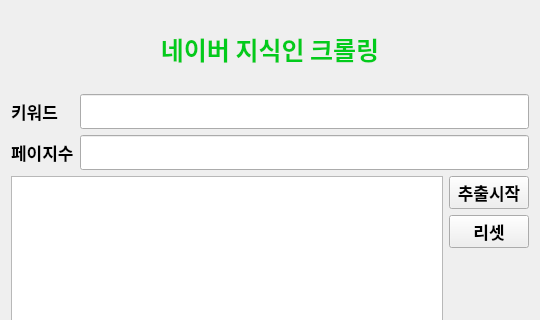
creedboygit/python-crawling, file 200 crawling-advanced/014 네이버 지식인 크롤링 ui/ui_naver_kin.ui: the form before one commit; both pictures show x 0 to 540 and y 0 to 320 of the 540 by 682 pixel window.
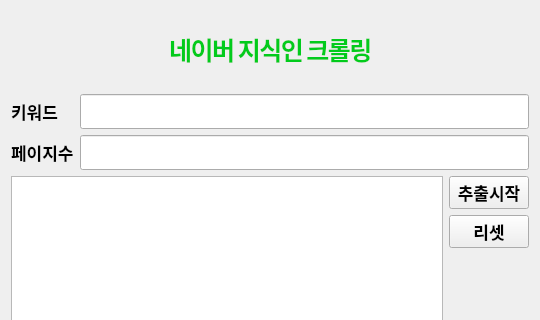
The form after the commit.

Commit message: 레이아웃 변경

```diff
--- a/200 crawling-advanced/014 네이버 지식인 크롤링 ui/ui_naver_kin.ui
+++ b/200 crawling-advanced/014 네이버 지식인 크롤링 ui/ui_naver_kin.ui
@@ -36,14 +36,18 @@
          <family>Malgun Gothic</family>
          <pointsize>19</pointsize>
          <bold>true</bold>
+         <kerning>true</kerning>
         </font>
        </property>
        <property name="text">
-        <string>&lt;html&gt;&lt;head/&gt;&lt;body&gt;&lt;p&gt;&lt;span style=&quot; color:#02cb1c;&quot;&gt;네이버 지식인 크롤링&lt;/span&gt;&lt;/p&gt;&lt;/body&gt;&lt;/html&gt;</string>
+        <string>&lt;html&gt;&lt;head/&gt;&lt;body&gt;&lt;p&gt;&lt;span style=&quot; color:#02cb1c;letter-spacing:-1.5px;&quot;&gt;네이버 지식인 크롤링&lt;/span&gt;&lt;/p&gt;&lt;/body&gt;&lt;/html&gt;</string>
        </property>
        <property name="alignment">
         <set>Qt::AlignmentFlag::AlignCenter</set>
        </property>
+       <property name="indent">
+        <number>0</number>
+       </property>
       </widget>
      </item>
      <item>
```
